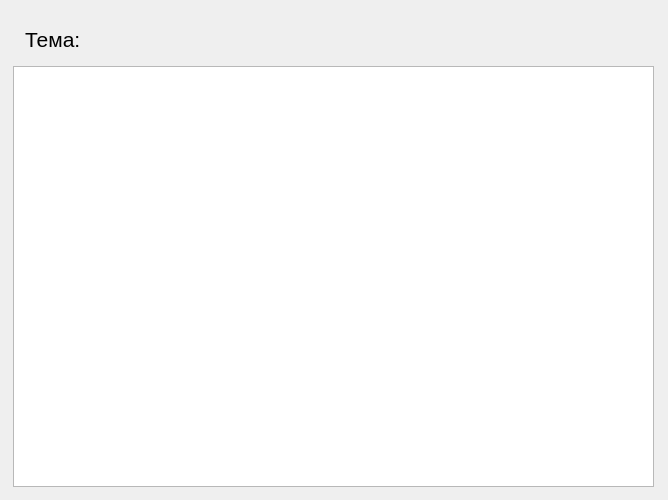
Above: content_window.ui from Ostrolistova2/Learning before the change. Below: the same form after it.
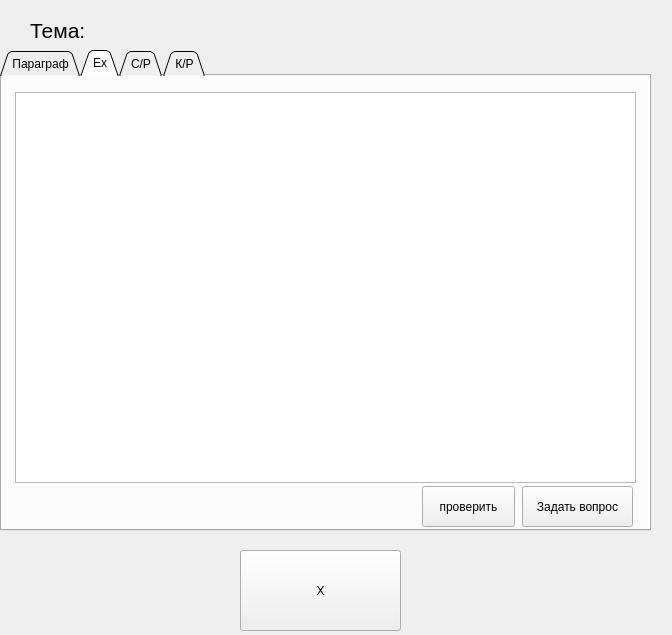
That is the form after the change.

Commit message: rebuild_content

Diff of the .ui file:
```diff
--- a/content_window.ui
+++ b/content_window.ui
@@ -6,28 +6,18 @@
    <rect>
     <x>0</x>
     <y>0</y>
-    <width>668</width>
-    <height>500</height>
+    <width>672</width>
+    <height>635</height>
    </rect>
   </property>
   <property name="windowTitle">
    <string>Form</string>
   </property>
-  <widget class="QTextEdit" name="textEdit">
-   <property name="geometry">
-    <rect>
-     <x>13</x>
-     <y>66</y>
-     <width>641</width>
-     <height>421</height>
-    </rect>
-   </property>
-  </widget>
   <widget class="QLabel" name="label_cont">
    <property name="geometry">
     <rect>
-     <x>25</x>
-     <y>19</y>
+     <x>30</x>
+     <y>10</y>
      <width>611</width>
      <height>41</height>
     </rect>
@@ -53,6 +43,117 @@
     <string>Тема:</string>
    </property>
   </widget>
+  <widget class="QPushButton" name="cl_button">
+   <property name="geometry">
+    <rect>
+     <x>240</x>
+     <y>550</y>
+     <width>161</width>
+     <height>81</height>
+    </rect>
+   </property>
+   <property name="text">
+    <string>X</string>
+   </property>
+  </widget>
+  <widget class="QTabWidget" name="tabWidget">
+   <property name="geometry">
+    <rect>
+     <x>0</x>
+     <y>50</y>
+     <width>651</width>
+     <height>481</height>
+    </rect>
+   </property>
+   <property name="maximumSize">
+    <size>
+     <width>651</width>
+     <height>481</height>
+    </size>
+   </property>
+   <property name="tabShape">
+    <enum>QTabWidget::Triangular</enum>
+   </property>
+   <property name="currentIndex">
+    <number>1</number>
+   </property>
+   <widget class="QWidget" name="tab">
+    <attribute name="title">
+     <string>Параграф</string>
+    </attribute>
+    <widget class="QTextEdit" name="textEdit">
+     <property name="geometry">
+      <rect>
+       <x>10</x>
+       <y>20</y>
+       <width>631</width>
+       <height>421</height>
+      </rect>
+     </property>
+    </widget>
+   </widget>
+   <widget class="QWidget" name="tab_2">
+    <attribute name="title">
+     <string>Ex</string>
+    </attribute>
+    <widget class="QTextEdit" name="textEdit_2">
+     <property name="geometry">
+      <rect>
+       <x>13</x>
+       <y>16</y>
+       <width>621</width>
+       <height>391</height>
+      </rect>
+     </property>
+    </widget>
+    <widget class="QPushButton" name="pushButton">
+     <property name="geometry">
+      <rect>
+       <x>520</x>
+       <y>410</y>
+       <width>111</width>
+       <height>41</height>
+      </rect>
+     </property>
+     <property name="text">
+      <string>Задать вопрос</string>
+     </property>
+    </widget>
+    <widget class="QPushButton" name="pushButton_2">
+     <property name="geometry">
+      <rect>
+       <x>420</x>
+       <y>410</y>
+       <width>93</width>
+       <height>41</height>
+      </rect>
+     </property>
+     <property name="text">
+      <string>проверить</string>
+     </property>
+    </widget>
+   </widget>
+   <widget class="QWidget" name="tab_3">
+    <attribute name="title">
+     <string>С/Р</string>
+    </attribute>
+    <widget class="QTextEdit" name="textEdit_3">
+     <property name="geometry">
+      <rect>
+       <x>13</x>
+       <y>16</y>
+       <width>621</width>
+       <height>371</height>
+      </rect>
+     </property>
+    </widget>
+   </widget>
+   <widget class="QWidget" name="tab_4">
+    <attribute name="title">
+     <string>К/Р</string>
+    </attribute>
+   </widget>
+  </widget>
  </widget>
  <resources/>
  <connections/>
```
The commit also changes 3 other files.
